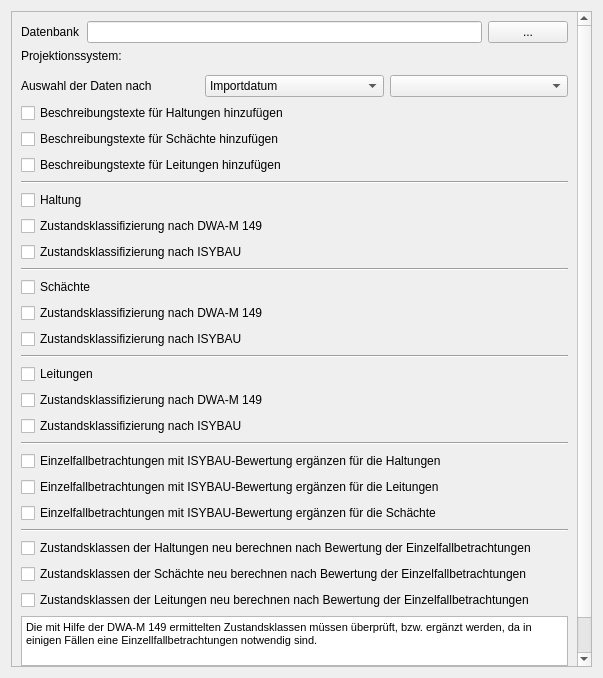
This is qkan/zustandsklassen/res/zustandsklassen_dialog_base.ui in Moddus/QKan as Qt 5 draws it before an edit. The edited form follows.
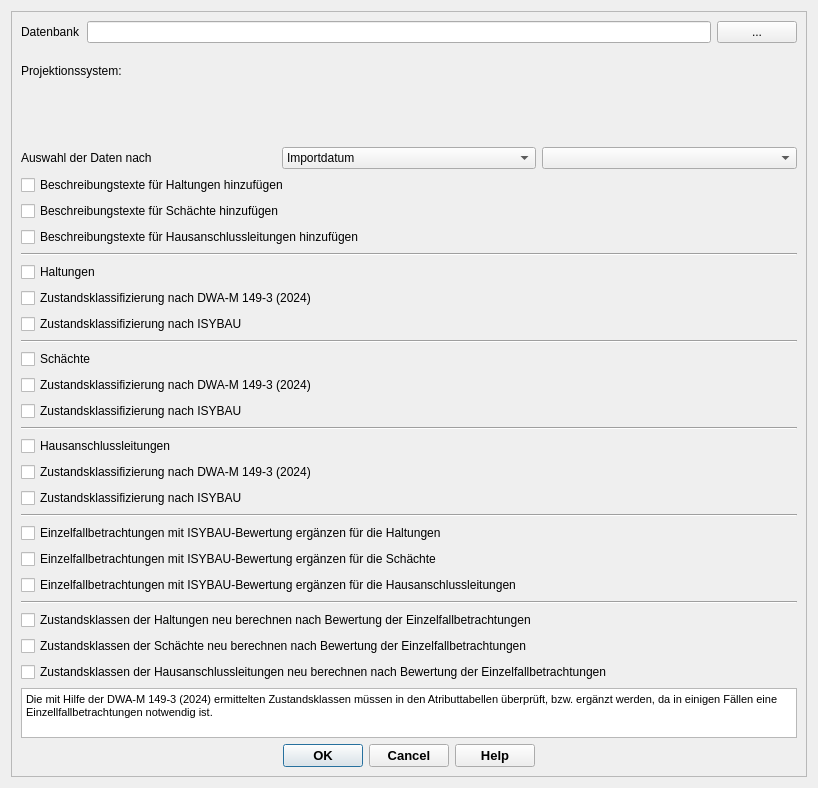
This is the edited form. Custom widgets are drawn as their Qt base class.

Commit message: updated: Zustandsklassen nach DWA-149-3 (2024) überarbeitet, plausibilitätsabfragen ergänzt

What changed in the file:
```diff
--- a/qkan/zustandsklassen/res/zustandsklassen_dialog_base.ui
+++ b/qkan/zustandsklassen/res/zustandsklassen_dialog_base.ui
@@ -6,8 +6,8 @@
    <rect>
     <x>0</x>
     <y>0</y>
-    <width>603</width>
-    <height>678</height>
+    <width>818</width>
+    <height>788</height>
    </rect>
   </property>
   <property name="windowTitle">
@@ -24,8 +24,8 @@
        <rect>
         <x>0</x>
         <y>0</y>
-        <width>562</width>
-        <height>684</height>
+        <width>773</width>
+        <height>771</height>
        </rect>
       </property>
       <layout class="QVBoxLayout" name="verticalLayout_3">
@@ -119,7 +119,7 @@
        <item>
         <widget class="QCheckBox" name="checkBox_10">
          <property name="text">
-          <string>Beschreibungstexte für Leitungen hinzufügen</string>
+          <string>Beschreibungstexte für Hausanschlussleitungen hinzufügen</string>
          </property>
         </widget>
        </item>
@@ -133,14 +133,14 @@
        <item>
         <widget class="QCheckBox" name="checkBox_3">
          <property name="text">
-          <string>Haltung</string>
+          <string>Haltungen</string>
          </property>
         </widget>
        </item>
        <item>
         <widget class="QCheckBox" name="checkBox">
          <property name="text">
-          <string>Zustandsklassifizierung nach DWA-M 149</string>
+          <string>Zustandsklassifizierung nach DWA-M 149-3 (2024)</string>
          </property>
         </widget>
        </item>
@@ -168,7 +168,7 @@
        <item>
         <widget class="QCheckBox" name="checkBox_4">
          <property name="text">
-          <string>Zustandsklassifizierung nach DWA-M 149</string>
+          <string>Zustandsklassifizierung nach DWA-M 149-3 (2024)</string>
          </property>
         </widget>
        </item>
@@ -189,14 +189,14 @@
        <item>
         <widget class="QCheckBox" name="checkBox_11">
          <property name="text">
-          <string>Leitungen</string>
+          <string>Hausanschlussleitungen</string>
          </property>
         </widget>
        </item>
        <item>
         <widget class="QCheckBox" name="checkBox_12">
          <property name="text">
-          <string>Zustandsklassifizierung nach DWA-M 149</string>
+          <string>Zustandsklassifizierung nach DWA-M 149-3 (2024)</string>
          </property>
         </widget>
        </item>
@@ -221,13 +221,6 @@
          </property>
         </widget>
        </item>
-       <item>
-        <widget class="QCheckBox" name="checkBox_18">
-         <property name="text">
-          <string>Einzelfallbetrachtungen mit ISYBAU-Bewertung ergänzen für die Leitungen</string>
-         </property>
-        </widget>
-       </item>
        <item>
         <widget class="QCheckBox" name="checkBox_17">
          <property name="text">
@@ -235,6 +228,13 @@
          </property>
         </widget>
        </item>
+       <item>
+        <widget class="QCheckBox" name="checkBox_18">
+         <property name="text">
+          <string>Einzelfallbetrachtungen mit ISYBAU-Bewertung ergänzen für die Hausanschlussleitungen</string>
+         </property>
+        </widget>
+       </item>
        <item>
         <widget class="Line" name="line_3">
          <property name="orientation">
@@ -259,7 +259,7 @@
        <item>
         <widget class="QCheckBox" name="checkBox_15">
          <property name="text">
-          <string>Zustandsklassen der Leitungen neu berechnen nach Bewertung der Einzelfallbetrachtungen</string>
+          <string>Zustandsklassen der Hausanschlussleitungen neu berechnen nach Bewertung der Einzelfallbetrachtungen</string>
          </property>
         </widget>
        </item>
@@ -276,7 +276,7 @@
 &lt;html&gt;&lt;head&gt;&lt;meta name=&quot;qrichtext&quot; content=&quot;1&quot; /&gt;&lt;style type=&quot;text/css&quot;&gt;
 p, li { white-space: pre-wrap; }
 &lt;/style&gt;&lt;/head&gt;&lt;body style=&quot; font-family:'MS Shell Dlg 2'; font-size:7.8pt; font-weight:400; font-style:normal;&quot;&gt;
-&lt;p style=&quot; margin-top:0px; margin-bottom:0px; margin-left:0px; margin-right:0px; -qt-block-indent:0; text-indent:0px;&quot;&gt;&lt;span style=&quot; font-size:8pt;&quot;&gt;Die mit Hilfe der DWA-M 149 ermittelten Zustandsklassen müssen überprüft, bzw. ergänzt werden, da in einigen Fällen eine Einzellfallbetrachtungen notwendig sind.&lt;/span&gt;&lt;/p&gt;&lt;/body&gt;&lt;/html&gt;</string>
+&lt;p style=&quot; margin-top:0px; margin-bottom:0px; margin-left:0px; margin-right:0px; -qt-block-indent:0; text-indent:0px;&quot;&gt;&lt;span style=&quot; font-size:8pt;&quot;&gt;Die mit Hilfe der DWA-M 149-3 (2024) ermittelten Zustandsklassen müssen in den Atributtabellen überprüft, bzw. ergänzt werden, da in einigen Fällen eine Einzellfallbetrachtungen notwendig ist.&lt;/span&gt;&lt;/p&gt;&lt;/body&gt;&lt;/html&gt;</string>
          </property>
         </widget>
        </item>
```
The commit also changes 2 other files.
